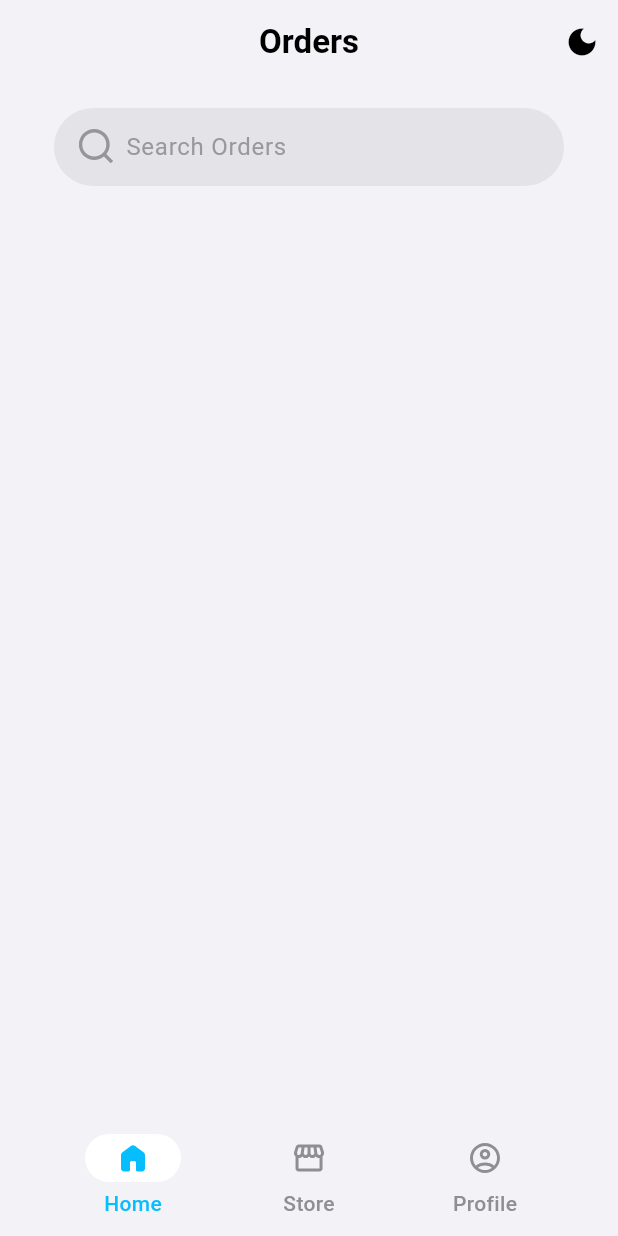
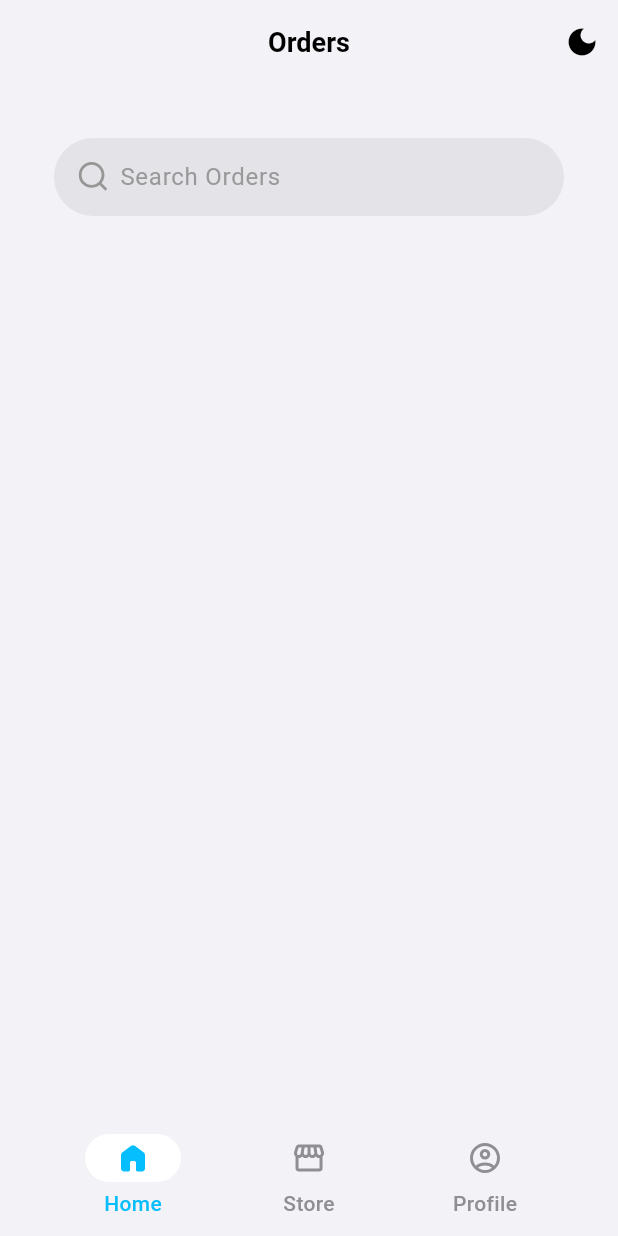
Before and after one commit to SimpliMinimalist/Genesis, a Flutter app: the screen it shows after launch, on a phone screen of 412 x 824 dp. Run offline on Flutter 3.47's test engine with Material 3 defaults, Android fonts, the phone set to English and light mode, and no system bars; our stand-ins replace flutter_svg, go_router.

Commit message:
chore: updated icon and font sizes

```diff
--- a/lib/core/navigation/main_shell.dart
+++ b/lib/core/navigation/main_shell.dart
@@ -94,7 +94,7 @@ class _MainShellState extends State<MainShell> {
           backgroundColor: appColors.topAppBar,
           title: Text(
             _navItems[_selectedIndex].appBarTitle,
-            style: TextStyle(color: appColors.text, fontWeight: FontWeight.bold),
+            style: TextStyle(color: appColors.text, fontWeight: FontWeight.bold, fontSize: 18),
           ),
           centerTitle: true,
           actions: [
--- a/lib/core/widgets/search_bar.dart
+++ b/lib/core/widgets/search_bar.dart
@@ -12,7 +12,7 @@ class AppSearchBar extends StatelessWidget {
   Widget build(BuildContext context) {
     final appColors = Theme.of(context).extension<AppColors>()!;
     return Padding(
-      padding: const EdgeInsets.symmetric(horizontal: 20.0),
+      padding: const EdgeInsets.only(left: 20.0, right: 20.0, top: 20.0),
       child: SearchBar(
         constraints: const BoxConstraints(minHeight: 52.0, maxHeight: 52.0),
         hintText: hintText,
@@ -24,8 +24,8 @@ class AppSearchBar extends StatelessWidget {
           child: SvgPicture.asset(
             'assets/icons/search.svg',
             colorFilter: ColorFilter.mode(appColors.icon, BlendMode.srcIn),
-            width: 24,
-            height: 24,
+            width: 20,
+            height: 20,
           ),
         ),
         backgroundColor: WidgetStateProperty.all(appColors.searchBarBackground),
```
